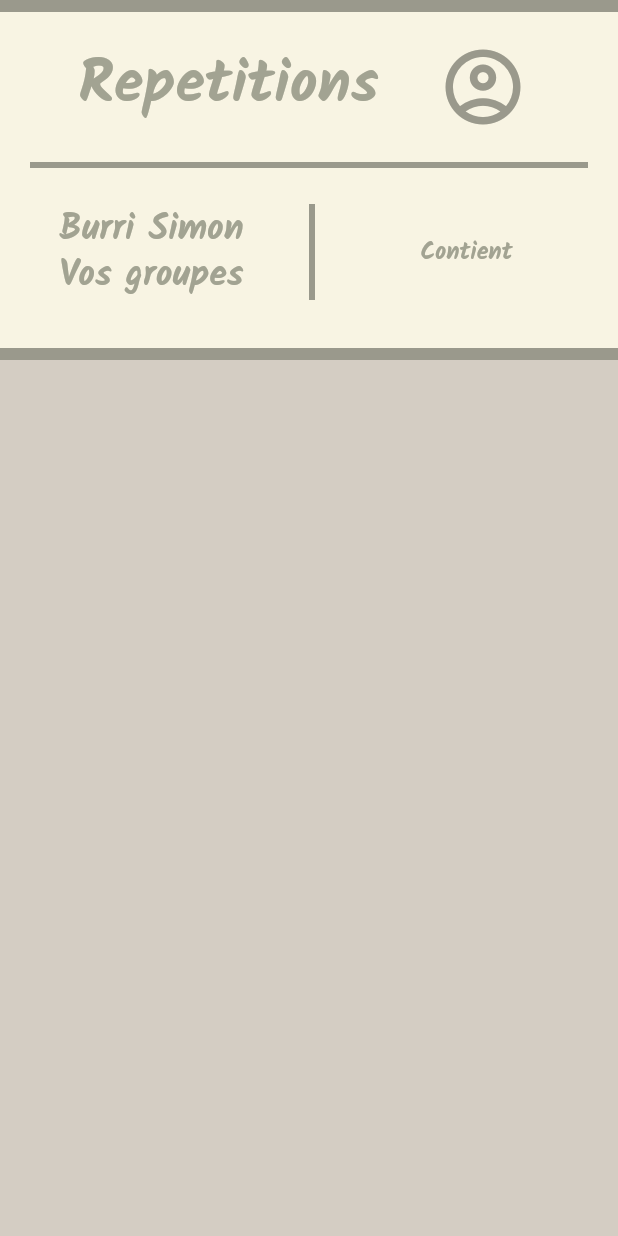
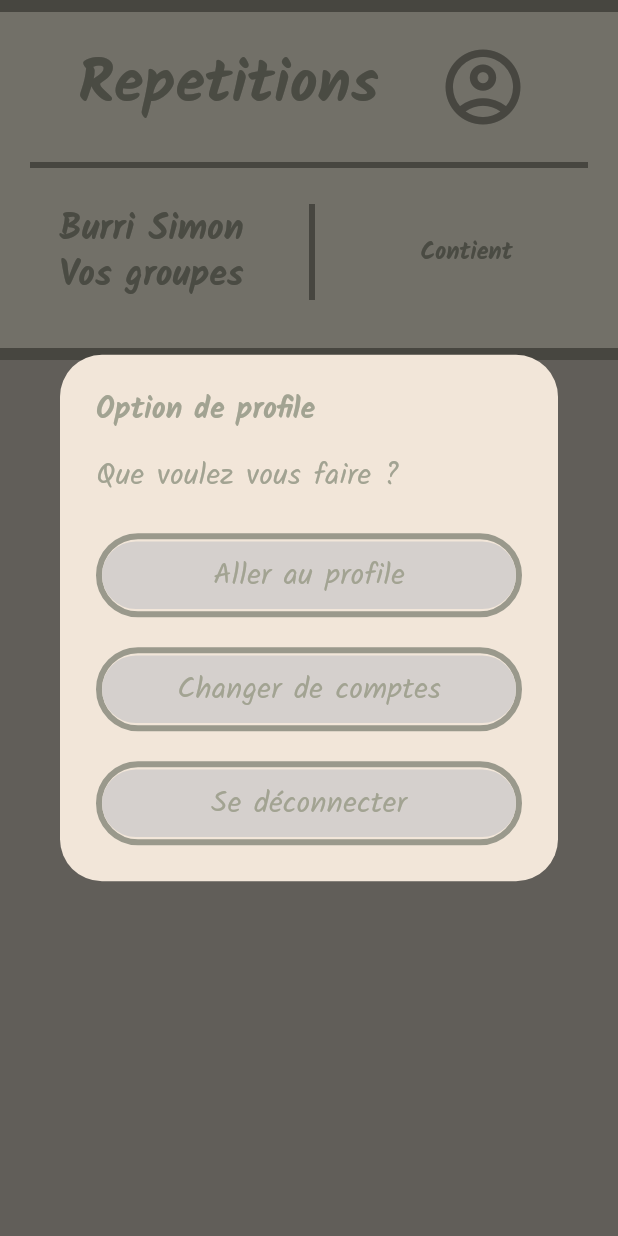
Before and after one commit to RubenLopesDaSilva/voc_app, a Flutter app: the screen it shows after launch, after a tap on the "account circle" icon, on a phone screen of 412 x 824 dp. Run offline on Flutter 3.47's test engine with Material 3 defaults, Android fonts, the phone set to English and light mode, and no system bars; our stand-ins replace dio, flutter_card_swiper, flutter_riverpod, flutter_secure_storage, go_router, google_fonts and 2 more; missing offline and left inert: flutter_flip_card, primer_progress_bar; network calls fail.

Commit message:
Update 15:32 12.12.2025

```diff
--- a/lib/src/features/repetition/presentation/repetition_screen.dart
+++ b/lib/src/features/repetition/presentation/repetition_screen.dart
@@ -20,7 +20,7 @@ import 'package:voc_app/src/features/groups/data/group_repository.dart';
 import 'package:voc_app/src/features/groups/domain/group.dart';
 import 'package:voc_app/src/features/repetition/models/repetition.dart';
 import 'package:voc_app/src/features/repetition/presentation/widgets/end_card.dart';
-import 'package:voc_app/src/features/repetition/presentation/widgets/info_panel.dart';
+import 'package:voc_app/src/common/widgets/info_panel.dart';
 import 'package:voc_app/src/features/repetition/presentation/widgets/word_card.dart';
 import 'package:voc_app/src/common/widgets/common_progress_indicator.dart';
 import 'package:voc_app/src/common/widgets/option_panel.dart';
--- a/lib/src/features/repetition/presentation/repetitions_screen.dart
+++ b/lib/src/features/repetition/presentation/repetitions_screen.dart
@@ -12,7 +12,8 @@ import 'package:voc_app/src/common/widgets/styled_text.dart';
 import 'package:voc_app/src/features/groups/data/group_repository.dart';
 import 'package:voc_app/src/features/groups/domain/group.dart';
 import 'package:voc_app/src/features/repetition/presentation/widgets/group_item_repetition.dart';
-import 'package:voc_app/src/features/repetition/presentation/widgets/info_panel.dart';
+import 'package:voc_app/src/common/widgets/info_panel.dart';
+import 'package:voc_app/src/features/users/presentation/widgets/profile_show_dialog.dart';
 import 'package:voc_app/src/navigation/navigation.dart';
 
 class RepetitionsScreen extends StatefulWidget {
@@ -40,7 +41,14 @@ class _RepetitionsScreenState extends State<RepetitionsScreen> {
                   StyledHeadline('Repetitions'.hardcoded, fontSize: Sizes.p10),
                   expandH10,
                   IconButton(
-                    onPressed: () {},
+                    onPressed: () {
+                      showDialog(
+                        context: context,
+                        builder: (context) {
+                          return const ProfileShowDialog();
+                        },
+                      );
+                    },
                     icon: const Icon(
                       Icons.account_circle_outlined,
                       color: AppColors.secondaryAccent,
--- /dev/null
+++ b/lib/src/features/users/presentation/widgets/profile_show_dialog.dart
@@ -0,0 +1,34 @@
+import 'package:flutter/material.dart';
+import 'package:voc_app/src/common/constants/gap.dart';
+import 'package:voc_app/src/common/constants/sizes.dart';
+import 'package:voc_app/src/common/localization/string_hardcoded.dart';
+import 'package:voc_app/src/common/widgets/styled_button.dart';
+import 'package:voc_app/src/common/widgets/styled_text.dart';
+
+class ProfileShowDialog extends StatelessWidget {
+  const ProfileShowDialog({super.key});
+
+  @override
+  Widget build(BuildContext context) {
+    return AlertDialog(
+      title: StyledHeadline('Option de profile'.hardcoded, fontSize: Sizes.p5),
+      content: StyledText(
+        'Que voulez vous faire ?'.hardcoded,
+        fontSize: Sizes.p5,
+      ),
+      actions: [
+        StyledButton(
+          child: StyledText('Aller au profile'.hardcoded, fontSize: Sizes.p5),
+        ),
+        gapH5,
+        StyledButton(
+          child: StyledText('Changer de comptes'.hardcoded, fontSize: Sizes.p5),
+        ),
+        gapH5,
+        StyledButton(
+          child: StyledText('Se déconnecter'.hardcoded, fontSize: Sizes.p5),
+        ),
+      ],
+    );
+  }
+}
```
Also changed, not shown: lib/src/common/widgets/info_panel.dart (renamed from lib/src/features/repetition/presentation/widgets/info_panel.dart).
